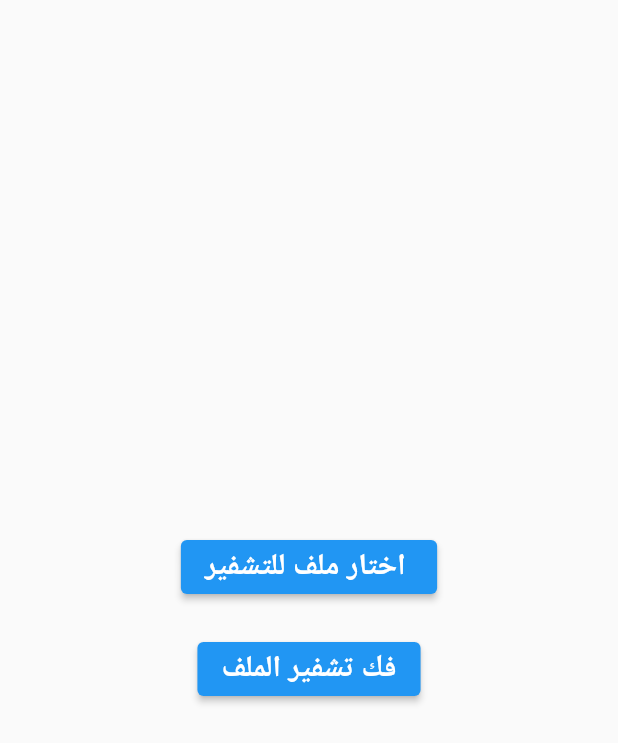
After one commit to oqbahdx/encryption_files, a Flutter app: the screen it shows after launch, after a tap on "فك تشفير الملف", on a phone screen of 412 x 824 dp. The commit adds this screen. Shown: the top 743 px of the screen. Run offline on Flutter 3.47's test engine with Material 2 defaults, Android fonts, the phone set to English and light mode, and no system bars; our stand-ins replace file_picker, fluttertoast, local_auth, permission_handler; missing offline and left inert: aes_crypt, encrypt.

Commit message:
add another AES Encryption

```diff
--- a/lib/main.dart
+++ b/lib/main.dart
@@ -1,3 +1,4 @@
+import 'package:encryptionfiles/test_encryption.dart';
 import 'package:encryptionfiles/welcome.dart';
 import 'package:flutter/material.dart';
 import 'package:flutter/services.dart';
@@ -15,7 +16,7 @@ class MyApp extends StatelessWidget {
       theme: ThemeData(
         primarySwatch: Colors.blue,
       ),
-      home: Welcome(),
+      home: TestEncryption(),
     );
   }
 }
--- /dev/null
+++ b/lib/test_encryption.dart
@@ -0,0 +1,140 @@
+import 'dart:io';
+import 'package:file_picker/file_picker.dart';
+import 'package:flutter/material.dart';
+import 'package:aes_crypt/aes_crypt.dart';
+import 'package:path_provider/path_provider.dart';
+import 'package:permission_handler/permission_handler.dart';
+String encFilepath;
+String decFilepath;
+var crypt = AesCrypt('flutteroqbahdx');
+
+class TestEncryption extends StatefulWidget {
+
+  @override
+  _TestEncryptionState createState() => _TestEncryptionState();
+}
+
+class _TestEncryptionState extends State<TestEncryption> {
+
+  bool _isGranted = true;
+
+  Future<Directory> get getAppDir async {
+    final appDocDir = await getApplicationDocumentsDirectory();
+    return appDocDir;
+  }
+  Future<Directory> get getExternalVisibleDir async {
+    if (await Directory('/storage/emulated/0/MyEncFolder').exists()) {
+      final externalDir = Directory('/storage/emulated/0/MyEncFolder');
+      return externalDir;
+    } else {
+      await Directory('/storage/emulated/0/MyEncFolder')
+          .create(recursive: true);
+      final externalDir = Directory('/storage/emulated/0/MyEncFolder');
+      return externalDir;
+    }
+  }
+
+
+  getStoragePermission() async {
+    if (!await Permission.storage.isGranted) {
+      PermissionStatus result = await Permission.storage.request();
+      if (result.isGranted) {
+        setState(() {
+          _isGranted = true;
+        });
+      } else {
+        setState(() {
+          _isGranted = false;
+        });
+      }
+    }
+  }
+
+
+  @override
+  Widget build(BuildContext context) {
+    getStoragePermission();
+    return Scaffold(
+        body: Container(
+          alignment: Alignment.center,
+          child: Column(
+            mainAxisAlignment: MainAxisAlignment.center,
+            crossAxisAlignment: CrossAxisAlignment.center,
+            children: [
+              ElevatedButton(
+                onPressed: () async {
+                  if (_isGranted) {
+                    Directory d = await getExternalVisibleDir;
+                    FilePickerResult result = await FilePicker.platform.pickFiles();
+                    File file = File(result.files.single.path);
+                    try {
+                        final File newFile = await file.copy('${d.path}/${file.path.split('/').last}');
+                        encFilepath = crypt.encryptFileSync(newFile.path);
+                        print('The encryption has been completed successfully.');
+                        print('Encrypted file: $encFilepath');
+                    } on AesCryptException catch (e) {
+                      if (e.type == AesCryptExceptionType.destFileExists) {
+                        print('The encryption has been completed unsuccessfully.');
+                        print("message : ${e.message}");
+                      }
+                      return;
+                    }
+                  } else {
+                    print('no permission granted');
+                    getStoragePermission();
+                  }
+                },
+                child: Text(
+                  'اختار ملف للتشفير ',
+                  style: TextStyle(fontSize: 20, fontWeight: FontWeight.bold),
+                ),
+              ),
+              SizedBox(
+                height: 20,
+              ),
+              ElevatedButton(
+                onPressed: () async {
+                  if (_isGranted) {
+                    Directory d = await getExternalVisibleDir;
+                    FilePickerResult result = await FilePicker.platform.pickFiles();
+                    File file = File(result.files.single.path);
+                    final File newFile = await file.copy('${d.path}/${file.path.split('/').last}');
+                    _decryptFile(newFile);
+                  } else {
+                    print('no permission granted');
+                    getStoragePermission();
+                  }
+                },
+                child: Text(
+                  'فك تشفير الملف',
+                  style: TextStyle(fontWeight: FontWeight.bold, fontSize: 20),
+                ),
+              ),
+            ],
+          ),
+        ));
+  }
+}
+
+_encryptFile( File file){
+
+}
+
+_decryptFile( File file){
+  try {
+    crypt.setPassword('flutteroqbahdx');
+    // Decrypts the file which has been just encrypted.
+    // It returns a path to decrypted file.
+    decFilepath = crypt.decryptFileSync(file.path);
+    print('The decryption has been completed successfully.');
+    print('Decrypted file 1: $decFilepath');
+    print('File content: ' + File(decFilepath).readAsStringSync() + '\n');
+  } on AesCryptException catch (e) {
+    // It goes here if the file naming mode set as AesCryptFnMode.warn
+    // and decrypted file already exists.
+    if (e.type == AesCryptExceptionType.destFileExists) {
+      print('The decryption has been completed unsuccessfully.');
+      print(e.message);
+    }
+  }
+}
```
Also changed, not shown: lib/welcome.dart (+20 -7 lines).
